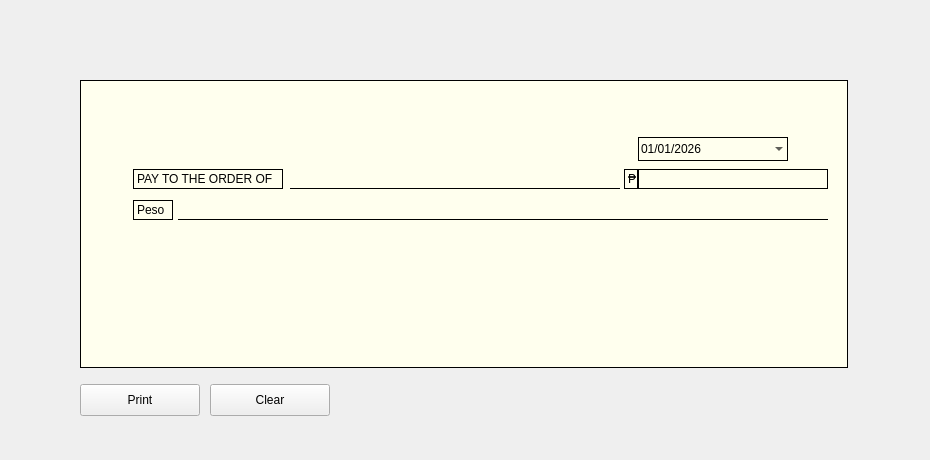
The window that src/ui/cheque_writer.ui (Justin-Kuchmy/ChequeWriter) describes before a commit, drawn with Qt 5.
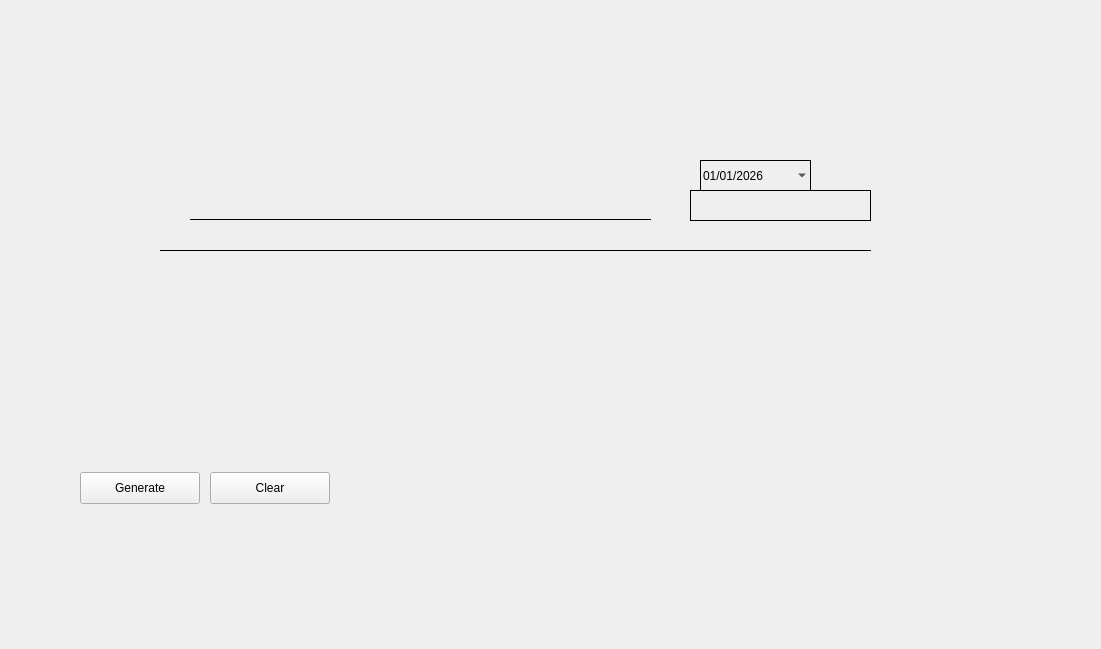
The same window after the commit. Icons and pictures are not drawn.

```diff
--- a/src/ui/cheque_writer.ui
+++ b/src/ui/cheque_writer.ui
@@ -6,8 +6,8 @@
    <rect>
     <x>0</x>
     <y>0</y>
-    <width>930</width>
-    <height>460</height>
+    <width>1101</width>
+    <height>649</height>
    </rect>
   </property>
   <property name="windowTitle">
@@ -19,44 +19,50 @@
    </property>
    <property name="minimumSize">
     <size>
-     <width>930</width>
-     <height>440</height>
+     <width>980</width>
+     <height>540</height>
     </size>
    </property>
    <widget class="QFrame" name="chequeFrame">
     <property name="geometry">
      <rect>
       <x>80</x>
-      <y>80</y>
-      <width>768</width>
-      <height>288</height>
+      <y>110</y>
+      <width>816</width>
+      <height>336</height>
      </rect>
     </property>
     <property name="minimumSize">
      <size>
-      <width>768</width>
-      <height>288</height>
+      <width>816</width>
+      <height>336</height>
      </size>
     </property>
     <property name="maximumSize">
      <size>
-      <width>768</width>
-      <height>288</height>
+      <width>816</width>
+      <height>336</height>
      </size>
     </property>
     <property name="styleSheet">
-     <string notr="true">
-      background-color: #FFFFEE;
-      border: 1px solid black;
-     </string>
+     <string notr="true">#chequeFrame {
+    /* Step 1: Force the frame to the exact physical aspect ratio of the check */
+    min-width: 816px;
+    max-width: 816px;
+    min-height: 336px;
+    max-height: 336px;
+
+    /* Step 2: Use border-image to automatically handle the 600 DPI scaling */
+    border-image: url(&quot;/home/justin_pc/Documents/SharedFolder/cheque_printer/src/ui/check&quot;)
+}</string>
     </property>
     <widget class="QDateEdit" name="dateEdit">
      <property name="geometry">
       <rect>
-       <x>558</x>
-       <y>57</y>
-       <width>150</width>
-       <height>24</height>
+       <x>620</x>
+       <y>50</y>
+       <width>111</width>
+       <height>31</height>
       </rect>
      </property>
      <property name="styleSheet">
@@ -79,22 +85,28 @@
     <widget class="QLabel" name="payToLabel">
      <property name="geometry">
       <rect>
-       <x>53</x>
-       <y>89</y>
+       <x>83</x>
+       <y>102</y>
        <width>150</width>
        <height>20</height>
       </rect>
      </property>
      <property name="text">
-      <string>PAY TO THE ORDER OF</string>
+      <string/>
+     </property>
+     <property name="pixmap">
+      <pixmap>cheque</pixmap>
+     </property>
+     <property name="scaledContents">
+      <bool>true</bool>
      </property>
     </widget>
     <widget class="QLineEdit" name="payeeName">
      <property name="geometry">
       <rect>
-       <x>210</x>
-       <y>89</y>
-       <width>330</width>
+       <x>110</x>
+       <y>90</y>
+       <width>461</width>
        <height>20</height>
       </rect>
      </property>
@@ -102,52 +114,26 @@
       <string>background: transparent; border: none; border-bottom: 1px solid black; font-weight: bold;</string>
      </property>
     </widget>
-    <widget class="QLabel" name="pesoLabel">
-     <property name="geometry">
-      <rect>
-       <x>544</x>
-       <y>89</y>
-       <width>14</width>
-       <height>20</height>
-      </rect>
-     </property>
-     <property name="text">
-      <string>₱</string>
-     </property>
-    </widget>
     <widget class="QLineEdit" name="paidAmount">
      <property name="geometry">
       <rect>
-       <x>558</x>
-       <y>89</y>
-       <width>190</width>
-       <height>20</height>
+       <x>610</x>
+       <y>80</y>
+       <width>181</width>
+       <height>31</height>
       </rect>
      </property>
      <property name="styleSheet">
       <string>background: transparent; border: 1px solid black; font-weight: bold;</string>
      </property>
     </widget>
-    <widget class="QLabel" name="memoLabel">
-     <property name="geometry">
-      <rect>
-       <x>53</x>
-       <y>120</y>
-       <width>40</width>
-       <height>20</height>
-      </rect>
-     </property>
-     <property name="text">
-      <string>Peso</string>
-     </property>
-    </widget>
     <widget class="QLineEdit" name="amountWords">
      <property name="geometry">
       <rect>
-       <x>98</x>
+       <x>80</x>
        <y>120</y>
-       <width>650</width>
-       <height>20</height>
+       <width>711</width>
+       <height>21</height>
       </rect>
      </property>
      <property name="styleSheet">
@@ -159,20 +145,20 @@
     <property name="geometry">
      <rect>
       <x>80</x>
-      <y>384</y>
+      <y>472</y>
       <width>120</width>
       <height>32</height>
      </rect>
     </property>
     <property name="text">
-     <string>Print</string>
+     <string>Generate</string>
     </property>
    </widget>
    <widget class="QPushButton" name="clearButton">
     <property name="geometry">
      <rect>
       <x>210</x>
-      <y>384</y>
+      <y>472</y>
       <width>120</width>
       <height>32</height>
      </rect>
```
